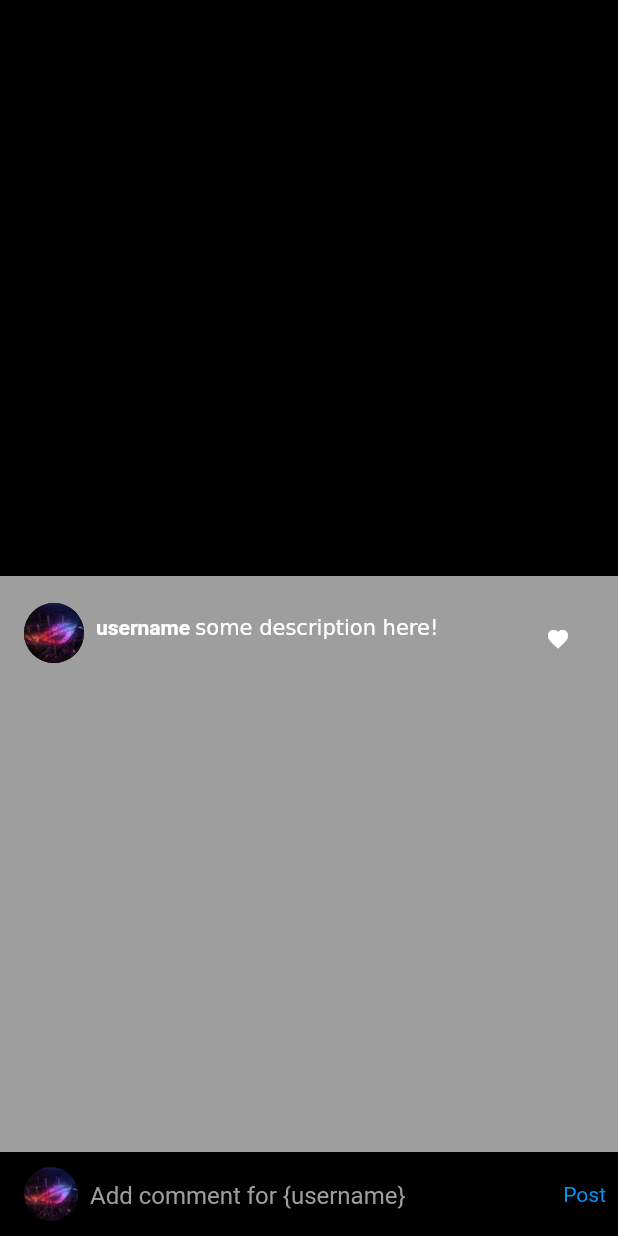
After one commit to khanadnan10/instagram-clone, a Flutter app: the BottomSheetModel screen opened directly, on a phone screen of 412 x 824 dp. The commit adds this screen. Run offline on Flutter 3.47's test engine with Material 2 defaults, Android fonts, the phone set to English and light mode, and no system bars; our stand-ins replace cached_network_image, cloud_firestore, firebase_auth, firebase_core, firebase_storage, flutter_svg and 2 more; accounts and stored records are empty.

Commit message:
comment desctiption bar

```diff
--- a/lib/provider/user_provider.dart
+++ b/lib/provider/user_provider.dart
@@ -6,7 +6,8 @@ class UserProvider with ChangeNotifier {
   final AuthMethods _authMethods = AuthMethods();
 
   User? _user;
-  User get getUser => _user!;
+
+  User? get getUser => _user!;
 
   Future<void> refreshUser() async {
     User user = await _authMethods
--- /dev/null
+++ b/lib/widgets/bottomSheet.dart
@@ -0,0 +1,55 @@
+import 'package:flutter/material.dart';
+import 'package:instagram_clone/utils/colors.dart';
+import 'package:instagram_clone/widgets/comment_card.dart';
+
+class BottomSheetModel extends StatelessWidget {
+  const BottomSheetModel({super.key});
+
+  @override
+  Widget build(BuildContext context) {
+    return Scaffold(
+      bottomNavigationBar: SafeArea(
+        child: Container(
+          // color: Colors.white,
+          height: kToolbarHeight,
+          margin:
+              EdgeInsets.only(bottom: MediaQuery.of(context).viewInsets.bottom),
+          padding: const EdgeInsets.only(left: 16, right: 8),
+          child: const Row(
+            children: [
+              CircleAvatar(
+                backgroundImage: AssetImage('assets/images/Rog-Wallpaper.jpg'),
+                radius: 18.0,
+              ),
+              Expanded(
+                child: Padding(
+                  padding: EdgeInsets.all(8.0),
+                  child: TextField(
+                    decoration: InputDecoration(
+                        border: InputBorder.none,
+                        hintText: 'Add comment for {username}',
+                        hintStyle: TextStyle(color: secondaryColor)),
+                  ),
+                ),
+              ),
+              Text(
+                'Post',
+                style: TextStyle(
+                  color: blueColor,
+                ),
+              )
+            ],
+          ),
+        ),
+      ),
+      body: DraggableScrollableSheet(
+        initialChildSize: .5,
+        minChildSize: 0.5,
+        maxChildSize: 0.9,
+        builder: (BuildContext context, ScrollController scrollController) {
+          return CommentCard();
+        },
+      ),
+    );
+  }
+}
--- /dev/null
+++ b/lib/widgets/comment_card.dart
@@ -0,0 +1,68 @@
+import 'package:flutter/material.dart';
+import 'package:instagram_clone/utils/colors.dart';
+
+class CommentCard extends StatelessWidget {
+  const CommentCard({super.key});
+
+  @override
+  Widget build(BuildContext context) {
+    return Scaffold(
+      body: Container(
+        color: Colors.grey,
+        padding: const EdgeInsets.symmetric(
+          vertical: 18,
+          horizontal: 16,
+        ),
+        child: Row(
+          mainAxisAlignment: MainAxisAlignment.center,
+          crossAxisAlignment: CrossAxisAlignment.start,
+          children: [
+            const CircleAvatar(
+              backgroundImage: AssetImage('assets/images/Rog-Wallpaper.jpg'),
+            ),
+            Expanded(
+              child: Padding(
+                padding: const EdgeInsets.all(8.0),
+                child: Column(
+                  mainAxisAlignment: MainAxisAlignment.start,
+                  crossAxisAlignment: CrossAxisAlignment.start,
+                  children: [
+                    RichText(
+                      text: const TextSpan(
+                        children: [
+                          TextSpan(
+                            text: 'username ',
+                            style: TextStyle(
+                              fontWeight: FontWeight.bold,
+                            ),
+                          ),
+                          TextSpan(text: "some description here!")
+                        ],
+                      ),
+                    ),
+                    const SizedBox(
+                      height: 5.0,
+                    ),
+                    const Text(
+                      '9 feb 2021',
+                      style: TextStyle(
+                        color: secondaryColor,
+                      ),
+                    )
+                  ],
+                ),
+              ),
+            ),
+            IconButton(
+              onPressed: () {},
+              icon: const Icon(
+                Icons.favorite,
+                size: 16.0,
+              ),
+            )
+          ],
+        ),
+      ),
+    );
+  }
+}
```
Also changed, not shown: lib/widgets/like_animation.dart (+13 -14 lines), lib/widgets/post_card.dart (+10 -33 lines).
